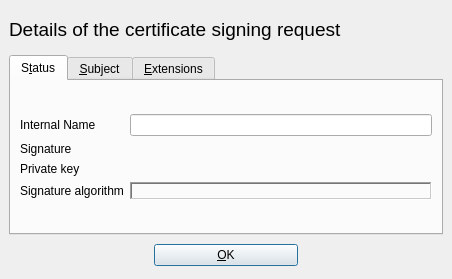
This is ui/ReqDetail.ui in chris2511/xca as Qt 5 draws it before an edit. The edited form follows.
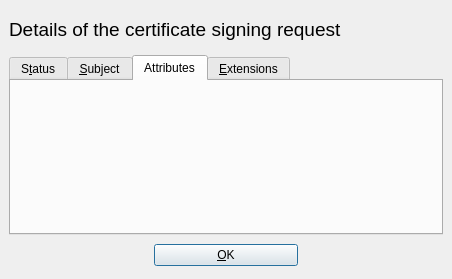
This is the edited form. The open tabs and pages were chosen to show the change. Custom widgets are drawn as their Qt base class.

Commit message:
Request attributes added
 - remove extension and attribute tab in details dialog if
   no extensions or attributes available
 - documentation updated
   X509 request attributes (like challange password) can be set and viewed.

```diff
--- a/ui/ReqDetail.ui
+++ b/ui/ReqDetail.ui
@@ -209,6 +209,22 @@
        </item>
       </layout>
      </widget>
+     <widget class="QWidget" name="tab_2" >
+      <attribute name="title" >
+       <string>Attributes</string>
+      </attribute>
+      <layout class="QVBoxLayout" >
+       <property name="margin" >
+        <number>9</number>
+       </property>
+       <property name="spacing" >
+        <number>6</number>
+       </property>
+       <item>
+        <widget class="QWidget" native="1" name="attributes" />
+       </item>
+      </layout>
+     </widget>
      <widget class="QWidget" name="tab_1" >
       <attribute name="title" >
        <string>&amp;Extensions</string>
```
Left out of the diff: 2 changed lines with no effect on the pictures. The commit also changes 22 other files.
